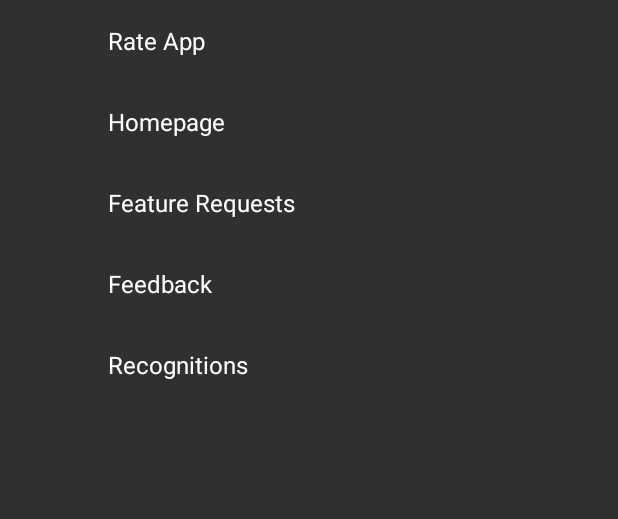
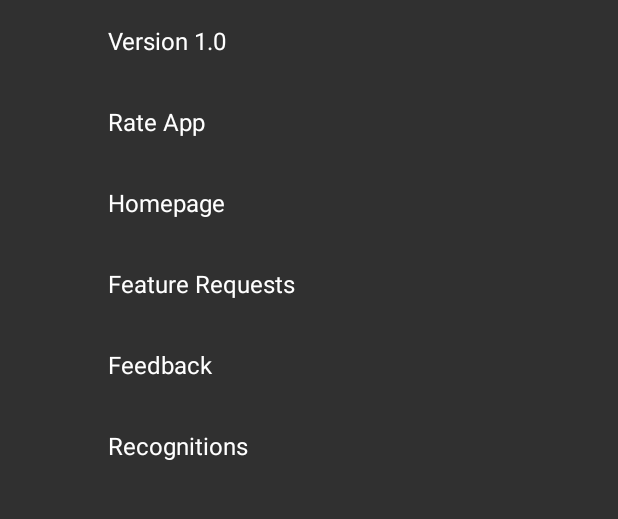
Before and after one commit to cmpickle/Volumize, an Android app: the AboutFragment screen opened directly, with no data from a screen before it, on a phone screen of 412 x 824 dp, the part 156-675 px from its top. Run offline under Robolectric (Android 15) with nearby library versions, the phone set to English and light mode, and no system bars; our stand-ins replace ButterKnife, Dagger/Hilt's generated code, androidx.preference; 1 statement that could not run was skipped.

Commit message:
Added version number to about page

```diff
--- a/app/src/main/java/com/cmpickle/volumize/view/about/AboutFragment.java
+++ b/app/src/main/java/com/cmpickle/volumize/view/about/AboutFragment.java
@@ -1,14 +1,19 @@
 package com.cmpickle.volumize.view.about;
 
 import android.os.Bundle;
+import android.support.annotation.Nullable;
 import android.support.v7.preference.Preference;
 import android.support.v7.preference.PreferenceFragmentCompat;
+import android.view.View;
 
+import com.cmpickle.volumize.BuildConfig;
 import com.cmpickle.volumize.Inject.Injector;
 import com.cmpickle.volumize.R;
 import com.cmpickle.volumize.util.preferences.Preferences;
 
 import javax.inject.Inject;
+
+import static com.cmpickle.volumize.BuildConfig.VERSION_NAME;
 
 /**
  * @author Cameron Pickle
@@ -32,9 +37,16 @@ public class AboutFragment extends PreferenceFragmentCompat implements AboutView
     @Override
     public void onActivityCreated(Bundle savedInstanceState) {
         super.onActivityCreated(savedInstanceState);
+    }
+
+    @Override
+    public void onViewCreated(View view, @Nullable Bundle savedInstanceState) {
+        super.onViewCreated(view, savedInstanceState);
         aboutPresenter.setView(this);
         aboutPresenter.setRouter((AboutRouter) getActivity());
         aboutPresenter.initialize();
+        Preference customPref = findPreference("version");
+        customPref.setTitle(String.format(getResources().getString(R.string.version_number), VERSION_NAME));
     }
 
     @Override
--- a/app/src/main/res/values/strings.xml
+++ b/app/src/main/res/values/strings.xml
@@ -61,7 +61,7 @@
     <string name="descending_value">descending</string>
 
     <!-- About Page -->
-    <string name="version_number">Version %d</string>
+    <string name="version_number">Version %s</string>
     <string name="thank_you">Thank you for using Volumize!</string>
     <string name="homepage">Homepage</string>
     <string name="feature_request">Feature Requests</string>
--- a/app/src/main/res/xml/about.xml
+++ b/app/src/main/res/xml/about.xml
@@ -7,15 +7,23 @@
         android:layout="@layout/pref_icon"/>
 
     <Preference
+        android:key="version"
+        android:title="@string/version_number" />
+
+    <Preference
+        android:key="rate_app"
         android:title="@string/rate_app" />
 
     <Preference
+        android:key="homepage"
         android:title="@string/homepage" />
 
     <Preference
+        android:key="feature_request"
         android:title="@string/feature_request" />
 
     <Preference
+        android:key="feedback"
         android:title="@string/feedback" />
 
     <Preference
```
Also changed, not shown: app/src/main/res/layout/pref_icon.xml (+1 -10 lines).
